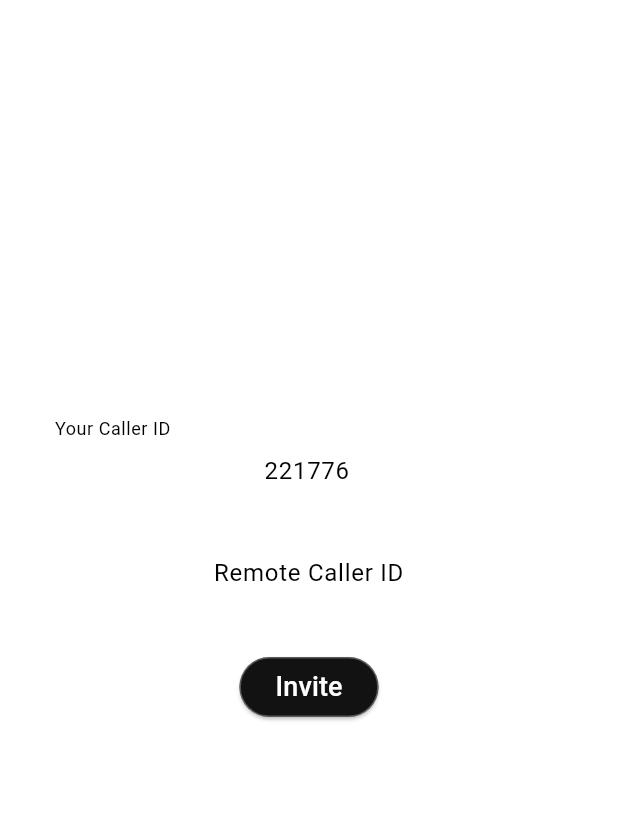
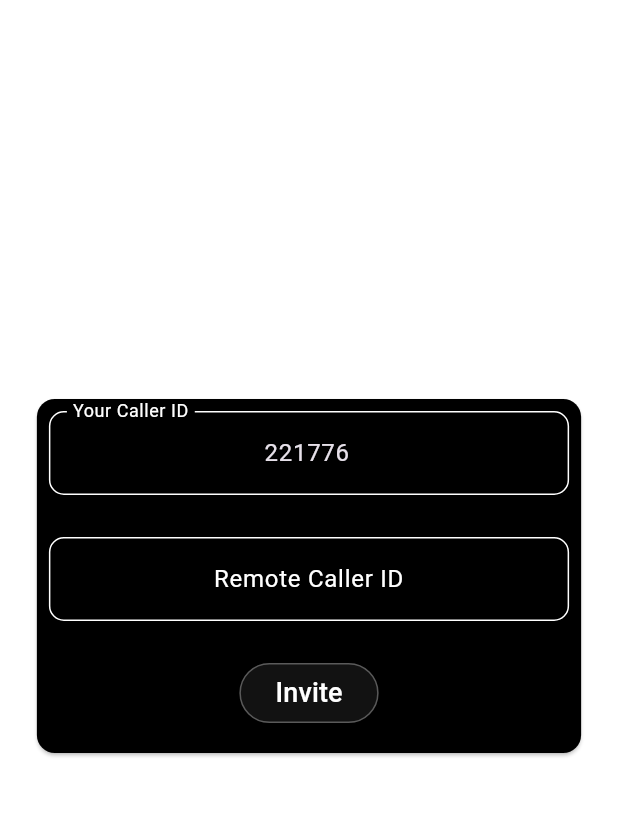
Before and after one commit to Bhushan-Gaikar/video_calling_app, a Flutter app: the screen it shows after launch, on a phone screen of 412 x 824 dp, the part 84-901 px from its top. Run offline on Flutter 3.47's test engine with Material 3 defaults, Android fonts, the phone set to English and light mode, and no system bars; our stand-ins replace socket_io_client; missing offline and left inert: flutter_webrtc; network calls fail.

Commit message:
first commit

```diff
--- a/lib/home_screen.dart
+++ b/lib/home_screen.dart
@@ -61,41 +61,47 @@ class _HomeScreenState extends State<HomeScreen> {
             Center(
               child: SizedBox(
                 width: MediaQuery.of(context).size.width * 0.9,
+                child: Card(
+                  color: Colors.black,
                   child: Column(
+                    mainAxisSize: MainAxisSize.min,
                     mainAxisAlignment: MainAxisAlignment.center,
                     children: [
-                    TextField(
+                      Padding(
+                        padding: const EdgeInsets.all(8.0),
+                        child: TextField(
                           controller: TextEditingController(
                             text: widget.selfCallerId,
                           ),
-                      style: TextStyle(color: Colors.black),
                           readOnly: true,
                           textAlign: TextAlign.center,
                           enableInteractiveSelection: false,
                           decoration: InputDecoration(
                             labelText: "Your Caller ID",
-                        labelStyle: TextStyle(color: Colors.black),
                             border: OutlineInputBorder(
                               borderRadius: BorderRadius.circular(10.0),
                             ),
                           ),
                         ),
+                      ),
                       const SizedBox(height: 12),
-                    TextField(
+                      Padding(
+                        padding: const EdgeInsets.all(8.0),
+                        child: TextField(
                           controller: remoteCallerIdTextEditingController,
                           textAlign: TextAlign.center,
                           decoration: InputDecoration(
                             hintText: "Remote Caller ID",
-                        hintStyle: TextStyle(color: Colors.black),
                             alignLabelWithHint: true,
                             border: OutlineInputBorder(
-                          borderSide: BorderSide(style: BorderStyle.solid,color: Colors.black),
                               borderRadius: BorderRadius.circular(10.0),
                             ),
                           ),
                         ),
-                    const SizedBox(height: 24),
-                    ElevatedButton(
+                      ),
+                      Padding(
+                        padding: const EdgeInsets.all(16.0),
+                        child: ElevatedButton(
                           style: ElevatedButton.styleFrom(
                             side: const BorderSide(color: Colors.white30),
                           ),
@@ -113,13 +119,16 @@ class _HomeScreenState extends State<HomeScreen> {
                             );
                           },
                         ),
+                      ),
                     ],
+                  ),
                 ),
               ),
             ),
             if (incomingSDPOffer != null)
               Positioned(
                 child: ListTile(
+                  tileColor: Colors.black,
                   title: Text(
                     "Incoming Call from ${incomingSDPOffer["callerId"]}",
                   ),
@@ -142,6 +151,7 @@ class _HomeScreenState extends State<HomeScreen> {
                             calleeId: widget.selfCallerId,
                             offer: incomingSDPOffer["sdpOffer"],
                           );
+                          setState(() => incomingSDPOffer = null);
                         },
                       )
                     ],
--- a/lib/main.dart
+++ b/lib/main.dart
@@ -14,7 +14,7 @@ class MyApp extends StatelessWidget {
   MyApp({super.key});
 
   // signalling server url
-  final String websocketUrl = "ws://localhost:8080";
+  final String websocketUrl = "ws://192.168.1.104:5000";
 
   // generate callerID of local user
   final String selfCallerID =
@@ -30,6 +30,7 @@ class MyApp extends StatelessWidget {
 
     // return material app
     return MaterialApp(
+      debugShowCheckedModeBanner: false,
       darkTheme: ThemeData.dark().copyWith(
         useMaterial3: true,
         colorScheme: const ColorScheme.dark(),
```
Also changed, not shown: 3 other files. Lines whose indentation alone changed are shown as unchanged.
